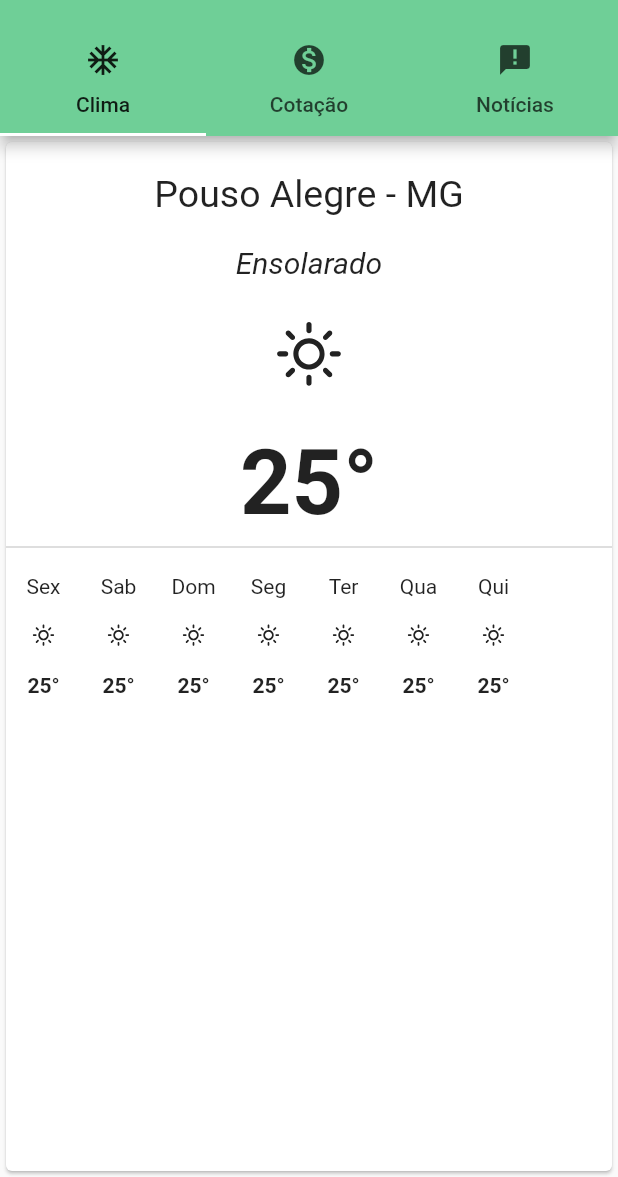
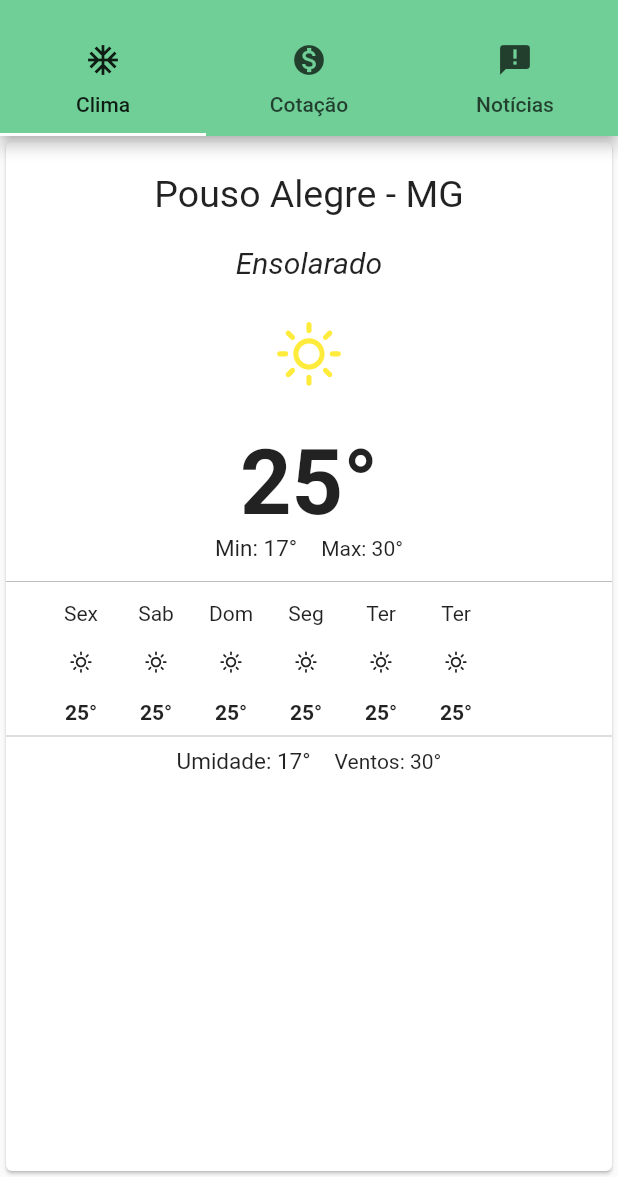
Before and after one commit to DenisBarbosa123/CultiveApp, a Flutter app: the screen it shows after launch, on a phone screen of 412 x 824 dp, the part 59-1236 px from its top. Run offline on Flutter 3.47's test engine with Material 2 defaults, Android fonts, the phone set to English and light mode, and no system bars; our stand-ins replace weather_icons.

Commit message:
melhorado tela de clima e add tela de noticias

```diff
--- a/lib/tabs/weather_tabs.dart
+++ b/lib/tabs/weather_tabs.dart
@@ -9,97 +9,108 @@ class WeatherTabs extends StatefulWidget {
 
 class _WeatherTabsState extends State<WeatherTabs> {
 
-  Widget _getWeatherPrevision({String dayOfTheWeek, IconData icon, String temperature}){
-    return Column(
-        children: <Widget>[
-          Text(dayOfTheWeek),
-          SizedBox(
-              width: 50,
-              height: 50,
-              child: IconButton(
-              icon: BoxedIcon(icon, size: 20),
-              onPressed: () {},
-            ),
-          ),
-          Text(
-            temperature,
-            style: TextStyle(fontWeight: FontWeight.bold),
-          )
-        ]
-    );
-  }
   @override
   Widget build(BuildContext context) {
     return Card(
         color: Colors.white,
         margin: EdgeInsets.symmetric(horizontal: 4.0, vertical: 4.0),
-        child: Column(
-          children: <Widget>[
-            Container(
-              padding: EdgeInsets.only(top: 20, bottom: 20),
-              child: Text("Pouso Alegre - MG", style: TextStyle(fontSize: 25.0)),
+        child: Column(children: <Widget>[
+          Container(
+            padding: EdgeInsets.only(top: 20, bottom: 20),
+            child: Text("Pouso Alegre - MG", style: TextStyle(fontSize: 25.0)),
+          ),
+          Text("Ensolarado",
+              style: TextStyle(fontSize: 20.0, fontStyle: FontStyle.italic)),
+          SizedBox(
+            width: 120,
+            height: 100,
+            child: IconButton(
+              icon: BoxedIcon(
+                WeatherIcons.day_sunny,
+                size: 60,
+                color: Colors.yellow,
+              ),
+              onPressed: () {},
             ),
-            Text("Ensolarado", style: TextStyle(fontSize: 20.0, fontStyle: FontStyle.italic)),
-            SizedBox(
-              width: 120,
-              height: 100,
-              child: IconButton(
-                icon: BoxedIcon(WeatherIcons.day_sunny, size: 60,),
-                onPressed: () {},
-              ),
-            ),
-            Text(
-              "25°",
-              style: TextStyle(
-                fontSize: 60.0,
-                fontWeight: FontWeight.bold
-              ),
-            ),
-            Divider(color: Colors.grey[400]),
-            SizedBox(height: 10),
-            Row(
+          ),
+          Text(
+            "25°",
+            style: TextStyle(fontSize: 60.0, fontWeight: FontWeight.bold),
+          ),
+          Center(
+            child: Row(
+              mainAxisAlignment: MainAxisAlignment.center,
               children: <Widget>[
-               _getWeatherPrevision(
-                 dayOfTheWeek: "Sex",
-                 icon: WeatherIcons.day_sunny,
-                 temperature: "25°"
-               ),
+                Text("Min: 17°", style: TextStyle(fontSize: 15),),
+                VerticalDivider(color: Colors.grey[900]),
+                Text("Max: 30°")
+              ],
+            )
+          ),
+          SizedBox(height: 5),
+          Divider(color: Colors.grey[400]),
+          SizedBox(height: 5),
+          Padding(
+            padding: const EdgeInsets.only(right: 25, left: 25),
+            child: Row(
+              children: <Widget>[
+                _getWeatherPrevision(
+                    dayOfTheWeek: "Sex",
+                    icon: WeatherIcons.day_sunny,
+                    temperature: "25°"),
                 _getWeatherPrevision(
                     dayOfTheWeek: "Sab",
                     icon: WeatherIcons.day_sunny,
-                    temperature: "25°"
-                ),
+                    temperature: "25°"),
                 _getWeatherPrevision(
                     dayOfTheWeek: "Dom",
                     icon: WeatherIcons.day_sunny,
-                    temperature: "25°"
-                ),
+                    temperature: "25°"),
                 _getWeatherPrevision(
                     dayOfTheWeek: "Seg",
                     icon: WeatherIcons.day_sunny,
-                    temperature: "25°"
-                ),
+                    temperature: "25°"),
                 _getWeatherPrevision(
                     dayOfTheWeek: "Ter",
                     icon: WeatherIcons.day_sunny,
-                    temperature: "25°"
-                ),
+                    temperature: "25°"),
                 _getWeatherPrevision(
-                    dayOfTheWeek: "Qua",
+                    dayOfTheWeek: "Ter",
                     icon: WeatherIcons.day_sunny,
-                    temperature: "25°"
-                ),
-                _getWeatherPrevision(
-                    dayOfTheWeek: "Qui",
-                    icon: WeatherIcons.day_sunny,
-                    temperature: "25°"
-                ),
+                    temperature: "25°"),
               ],
-            )
-        ]
-
-        ));
-
+            ),
+          ),
+          Divider(color: Colors.grey[400]),
+          Center(
+              child: Row(
+                mainAxisAlignment: MainAxisAlignment.center,
+                children: <Widget>[
+                  Text("Umidade: 17°", style: TextStyle(fontSize: 15),),
+                  VerticalDivider(color: Colors.grey[900]),
+                  Text("Ventos: 30°")
+                ],
+              )
+          ),
+        ]));
   }
 
+  Widget _getWeatherPrevision(
+      {String dayOfTheWeek, IconData icon, String temperature}) {
+    return Column(children: <Widget>[
+      Text(dayOfTheWeek),
+      SizedBox(
+        width: 50,
+        height: 50,
+        child: IconButton(
+          icon: BoxedIcon(icon, size: 20),
+          onPressed: (){},
+        ),
+      ),
+      Text(
+        temperature,
+        style: TextStyle(fontWeight: FontWeight.bold),
+      )
+    ]);
+  }
 }
```
Also changed, not shown: lib/tabs/news_tabs.dart (+48 -12 lines), lib/tabs/quotation_tabs.dart (+27 -27 lines), assets/gol.jpg (added).
